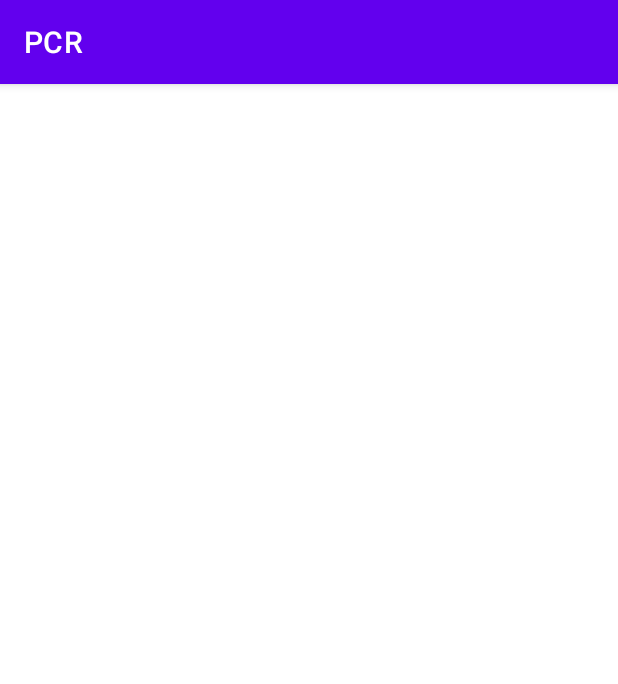
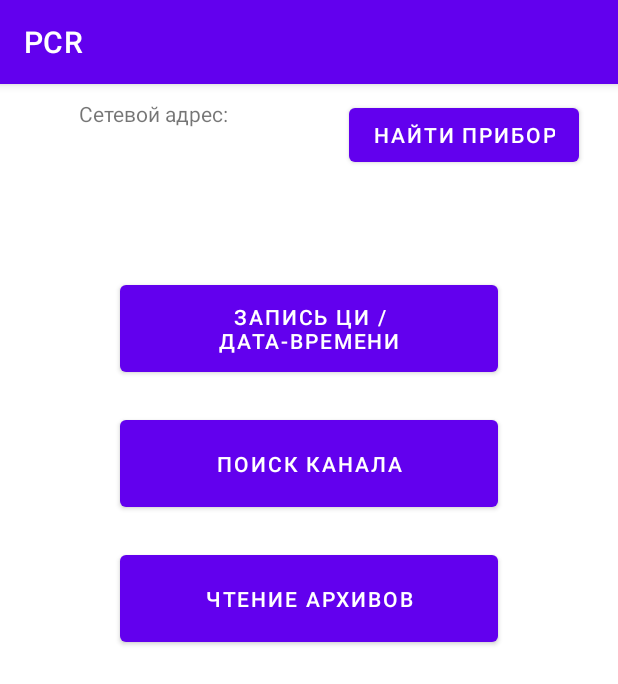
Before and after one commit to ibaevzz/PulseCounterRecorder, an Android app: the MenuPCRActivity screen opened directly, with no data from a screen before it, on a phone screen of 412 x 824 dp. Shown: the top 684 px of the screen. Run offline under Robolectric (Android 15) with nearby library versions, the phone set to English and light mode, and no system bars; our stand-ins replace Dagger/Hilt's generated code.

Commit message:
Добавлен экран меню

```diff
--- a/app/src/main/java/com/ibaevzz/pcr/data/repository/PCRRepository.kt
+++ b/app/src/main/java/com/ibaevzz/pcr/data/repository/PCRRepository.kt
@@ -40,9 +40,10 @@ abstract class PCRRepository{
             val buffer = ByteArray(256)
             var reqResult: ByteArray? = null
             var iteration = 0
-            while (iteration<=20) {
+            while (iteration <= 10) {
                 delay(20)
                 if ((inputStream?.available() ?: 0) > 0) {
+                    iteration -= 10
                     val bytes = inputStream?.read(buffer) ?: -1
                     if (bytes != -1) {
                         val result = ByteArray(bytes)
@@ -389,7 +390,6 @@ abstract class PCRRepository{
     }
 
     suspend fun writeChannelsWeights(_address: Int = address, values: Map<Int, Double>): List<Boolean>{
-        val pAddress = splitAddressPulsar(_address.toString())
         val pValues = values.toMutableMap()
         if(0 in values.keys){
             for(i in 1..16){
--- a/app/src/main/java/com/ibaevzz/pcr/di/bluetooth/BluetoothComponent.kt
+++ b/app/src/main/java/com/ibaevzz/pcr/di/bluetooth/BluetoothComponent.kt
@@ -4,6 +4,7 @@ import android.content.Context
 import com.ibaevzz.pcr.di.app.AppComponent
 import com.ibaevzz.pcr.presentation.activity.BluetoothSearchActivity
 import com.ibaevzz.pcr.presentation.activity.ConnectActivity
+import com.ibaevzz.pcr.presentation.activity.MenuPCRActivity
 import com.ibaevzz.pcr.presentation.service.RssiService
 import dagger.Subcomponent
 
@@ -14,6 +15,7 @@ interface BluetoothComponent {
     fun inject(searchActivity: BluetoothSearchActivity)
     fun inject(connectActivity: ConnectActivity)
     fun inject(rssiService: RssiService)
+    fun inject(menuActivity: MenuPCRActivity)
 
     @Subcomponent.Builder
     interface Builder{
--- a/app/src/main/java/com/ibaevzz/pcr/di/wifi/WifiComponent.kt
+++ b/app/src/main/java/com/ibaevzz/pcr/di/wifi/WifiComponent.kt
@@ -3,6 +3,7 @@ package com.ibaevzz.pcr.di.wifi
 import android.content.Context
 import com.ibaevzz.pcr.di.app.AppComponent
 import com.ibaevzz.pcr.presentation.activity.ConnectActivity
+import com.ibaevzz.pcr.presentation.activity.MenuPCRActivity
 import com.ibaevzz.pcr.presentation.activity.WifiConnectActivity
 import dagger.Subcomponent
 
@@ -12,6 +13,7 @@ interface WifiComponent {
 
     fun inject(connectActivity: ConnectActivity)
     fun inject(wifiConnectActivity: WifiConnectActivity)
+    fun inject(menuActivity: MenuPCRActivity)
 
     @Subcomponent.Builder
     interface Builder{
--- a/app/src/main/java/com/ibaevzz/pcr/presentation/activity/ConnectActivity.kt
+++ b/app/src/main/java/com/ibaevzz/pcr/presentation/activity/ConnectActivity.kt
@@ -112,12 +112,14 @@ class ConnectActivity : AppCompatActivity() {
                         withContext(Dispatchers.Main){
                             Toast.makeText(this@ConnectActivity, it.message, Toast.LENGTH_SHORT).show()
                             startActivity(Intent(this@ConnectActivity, WifiConnectActivity::class.java))
+                            finish()
                         }
                     }
                     is WrongWifi -> {
                         withContext(Dispatchers.Main){
                             Toast.makeText(this@ConnectActivity, it.message, Toast.LENGTH_SHORT).show()
                             startActivity(Intent(this@ConnectActivity, WifiConnectActivity::class.java))
+                            finish()
                         }
                     }
                     else -> {
@@ -163,6 +165,7 @@ class ConnectActivity : AppCompatActivity() {
 
         binding.startWork.setOnClickListener{
             val menuIntent = Intent(this, MenuPCRActivity::class.java)
+            menuIntent.putExtra(IS_NETWORK_EXTRA, isNetwork?:false)
             startActivity(menuIntent)
         }
     }
--- a/app/src/main/java/com/ibaevzz/pcr/presentation/activity/MenuPCRActivity.kt
+++ b/app/src/main/java/com/ibaevzz/pcr/presentation/activity/MenuPCRActivity.kt
@@ -1,16 +1,113 @@
 package com.ibaevzz.pcr.presentation.activity
 
+import android.content.Intent
 import androidx.appcompat.app.AppCompatActivity
 import android.os.Bundle
-import com.ibaevzz.pcr.databinding.ActivityMenuPcractivityBinding
+import android.widget.Toast
+import androidx.lifecycle.ViewModelProvider
+import androidx.lifecycle.lifecycleScope
+import com.ibaevzz.pcr.data.exceptions.BluetoothTurnedOffException
+import com.ibaevzz.pcr.data.exceptions.WifiTurnedOffException
+import com.ibaevzz.pcr.data.exceptions.WrongWifi
+import com.ibaevzz.pcr.databinding.ActivityPcrMenuBinding
+import com.ibaevzz.pcr.di.bluetooth.BluetoothComponent
+import com.ibaevzz.pcr.di.wifi.WifiComponent
+import com.ibaevzz.pcr.presentation.viewmodel.MenuPCRViewModel
+import kotlinx.coroutines.Dispatchers
+import kotlinx.coroutines.flow.flowOn
+import kotlinx.coroutines.launch
+import kotlinx.coroutines.withContext
+import java.io.IOException
+import javax.inject.Inject
 
 class MenuPCRActivity : AppCompatActivity() {
 
-    private lateinit var binding: ActivityMenuPcractivityBinding
+    private lateinit var binding: ActivityPcrMenuBinding
+
+    @Inject
+    lateinit var viewModelFactory: MenuPCRViewModel.Factory
+    private val viewModel by lazy {
+        ViewModelProvider(this, viewModelFactory)[MenuPCRViewModel::class.java]
+    }
 
     override fun onCreate(savedInstanceState: Bundle?) {
         super.onCreate(savedInstanceState)
-        binding = ActivityMenuPcractivityBinding.inflate(layoutInflater)
+        binding = ActivityPcrMenuBinding.inflate(layoutInflater)
         setContentView(binding.root)
+
+        val isNetwork = intent.getBooleanExtra(ConnectActivity.IS_NETWORK_EXTRA, false)
+
+        if(isNetwork){
+            WifiComponent.init(applicationContext).inject(this)
+        }else{
+            BluetoothComponent.init(applicationContext).inject(this)
+        }
+
+        binding.find.setOnClickListener {
+            lifecycleScope.launch(Dispatchers.Default) {
+                viewModel.getAddress()
+                    .flowOn(Dispatchers.IO)
+                    .collect {
+                        withContext(Dispatchers.Main) {
+                            if (it != null) {
+                                binding.address.text = it.toString()
+                            } else {
+                                Toast.makeText(this@MenuPCRActivity, "Не удалось найти прибор", Toast.LENGTH_SHORT).show()
+                            }
+                        }
+                    }
+            }
+        }
+
+        binding.writeWeight.setOnClickListener{
+            //TODO
+        }
+
+        binding.findChannel.setOnClickListener{
+            //TODO
+        }
+
+        binding.readArchive.setOnClickListener{
+            //TODO
+        }
+
+        lifecycleScope.launch(Dispatchers.Default) {
+            viewModel.errorsSharedFlow.collect {
+                when(it){
+                    is IOException -> {
+                        withContext(Dispatchers.Main) {
+                            Toast.makeText(this@MenuPCRActivity, "Не удалось найти устройство", Toast.LENGTH_SHORT)
+                                .show()
+                        }
+                    }
+                    is BluetoothTurnedOffException -> {
+                        withContext(Dispatchers.Main){
+                            Toast.makeText(this@MenuPCRActivity, it.message, Toast.LENGTH_SHORT)
+                                .show()
+                            val intent = Intent(this@MenuPCRActivity, ConnectActivity::class.java)
+                            startActivity(intent)
+                            finish()
+                        }
+                    }
+                    is WifiTurnedOffException -> {
+                        withContext(Dispatchers.Main){
+                            Toast.makeText(this@MenuPCRActivity, it.message, Toast.LENGTH_SHORT).show()
+                            startActivity(Intent(this@MenuPCRActivity, WifiConnectActivity::class.java))
+                            finish()
+                        }
+                    }
+                    is WrongWifi -> {
+                        withContext(Dispatchers.Main){
+                            Toast.makeText(this@MenuPCRActivity, it.message, Toast.LENGTH_SHORT).show()
+                            startActivity(Intent(this@MenuPCRActivity, WifiConnectActivity::class.java))
+                            finish()
+                        }
+                    }
+                    else -> {
+                        throw it
+                    }
+                }
+            }
+        }
     }
 }
--- /dev/null
+++ b/app/src/main/java/com/ibaevzz/pcr/presentation/viewmodel/MenuPCRViewModel.kt
@@ -0,0 +1,32 @@
+package com.ibaevzz.pcr.presentation.viewmodel
+
+import androidx.lifecycle.ViewModel
+import androidx.lifecycle.ViewModelProvider
+import com.ibaevzz.pcr.data.repository.PCRRepository
+import kotlinx.coroutines.flow.Flow
+import kotlinx.coroutines.flow.MutableSharedFlow
+import kotlinx.coroutines.flow.asSharedFlow
+import kotlinx.coroutines.flow.flow
+import javax.inject.Inject
+
+class MenuPCRViewModel(private val PCRRepository: PCRRepository): ViewModel(){
+
+    class Factory @Inject constructor(private val PCRRepository: PCRRepository)
+        : ViewModelProvider.Factory{
+        override fun <T : ViewModel> create(modelClass: Class<T>): T {
+            if(modelClass == MenuPCRViewModel::class.java){
+                return MenuPCRViewModel(PCRRepository) as T
+            }
+            return super.create(modelClass)
+        }
+    }
+
+    private val _errorsSharedFlow = MutableSharedFlow<Exception>(replay = 1)
+    val errorsSharedFlow = _errorsSharedFlow.asSharedFlow()
+
+    fun getAddress(): Flow<Int?> = flow {
+        try {
+            emit(PCRRepository.getPCRAddress())
+        }catch(ex: Exception){_errorsSharedFlow.emit(ex)}
+    }
+}
--- a/app/src/main/res/layout/activity_menu_pcractivity.xml
+++ /dev/null
@@ -1,9 +0,0 @@
-<?xml version="1.0" encoding="utf-8"?>
-<androidx.constraintlayout.widget.ConstraintLayout xmlns:android="http://schemas.android.com/apk/res/android"
-    xmlns:app="http://schemas.android.com/apk/res-auto"
-    xmlns:tools="http://schemas.android.com/tools"
-    android:layout_width="match_parent"
-    android:layout_height="match_parent"
-    tools:context=".presentation.activity.MenuPCRActivity">
-
-</androidx.constraintlayout.widget.ConstraintLayout>
--- /dev/null
+++ b/app/src/main/res/layout/activity_pcr_menu.xml
@@ -0,0 +1,80 @@
+<?xml version="1.0" encoding="utf-8"?>
+<androidx.constraintlayout.widget.ConstraintLayout xmlns:android="http://schemas.android.com/apk/res/android"
+    xmlns:app="http://schemas.android.com/apk/res-auto"
+    android:layout_width="match_parent"
+    android:layout_height="match_parent">
+
+    <TextView
+        android:id="@+id/p_address"
+        android:layout_width="wrap_content"
+        android:layout_height="wrap_content"
+        android:text="@string/address"
+        android:layout_margin="10dp"
+        app:layout_constraintTop_toTopOf="parent"
+        app:layout_constraintRight_toLeftOf="@+id/guideline"
+        app:layout_constraintLeft_toLeftOf="parent"/>
+
+    <TextView
+        android:id="@+id/address"
+        android:layout_width="wrap_content"
+        android:layout_height="wrap_content"
+        android:layout_margin="10dp"
+        app:layout_constraintTop_toBottomOf="@+id/p_address"
+        app:layout_constraintLeft_toLeftOf="parent"
+        app:layout_constraintRight_toLeftOf="@+id/guideline"/>
+
+    <Button
+        android:id="@+id/find"
+        android:layout_width="wrap_content"
+        android:layout_height="wrap_content"
+        android:layout_margin="10dp"
+        android:text="@string/find_device"
+        app:layout_constraintRight_toRightOf="parent"
+        app:layout_constraintLeft_toRightOf="@+id/guideline"
+        app:layout_constraintTop_toTopOf="parent" />
+
+    <View
+        android:id="@+id/guideline"
+        android:layout_width="1dp"
+        android:layout_height="match_parent"
+        android:background="@android:color/transparent"
+        app:layout_constraintLeft_toLeftOf="parent"
+        app:layout_constraintRight_toRightOf="parent"/>
+
+    <Button
+        android:id="@+id/write_weight"
+        android:layout_width="match_parent"
+        android:layout_height="70dp"
+        android:layout_marginLeft="80dp"
+        android:layout_marginRight="80dp"
+        android:layout_marginTop="70dp"
+        android:text="@string/write_weight"
+        app:layout_constraintTop_toBottomOf="@+id/find"
+        app:layout_constraintRight_toRightOf="parent"
+        app:layout_constraintLeft_toLeftOf="parent" />
+
+    <Button
+        android:id="@+id/find_channel"
+        android:layout_width="match_parent"
+        android:layout_height="70dp"
+        android:layout_marginLeft="80dp"
+        android:layout_marginRight="80dp"
+        android:layout_marginTop="20dp"
+        android:text="@string/find_channel"
+        app:layout_constraintTop_toBottomOf="@+id/write_weight"
+        app:layout_constraintRight_toRightOf="parent"
+        app:layout_constraintLeft_toLeftOf="parent" />
+
+    <Button
+        android:id="@+id/read_archive"
+        android:layout_width="match_parent"
+        android:layout_height="70dp"
+        android:layout_marginLeft="80dp"
+        android:layout_marginRight="80dp"
+        android:layout_marginTop="20dp"
+        android:text="@string/read_archive"
+        app:layout_constraintTop_toBottomOf="@+id/find_channel"
+        app:layout_constraintRight_toRightOf="parent"
+        app:layout_constraintLeft_toLeftOf="parent" />
+
+</androidx.constraintlayout.widget.ConstraintLayout>
--- a/app/src/main/res/values/strings.xml
+++ b/app/src/main/res/values/strings.xml
@@ -13,4 +13,9 @@
     <string name="ip">IP:</string>
     <string name="port">Port:</string>
     <string name="contin">Далее</string>
+    <string name="address">Сетевой адрес:</string>
+    <string name="find_device">Найти прибор</string>
+    <string name="write_weight">Запись ЦИ / Дата-времени</string>
+    <string name="find_channel">Поиск канала</string>
+    <string name="read_archive">Чтение архивов</string>
 </resources>
```
